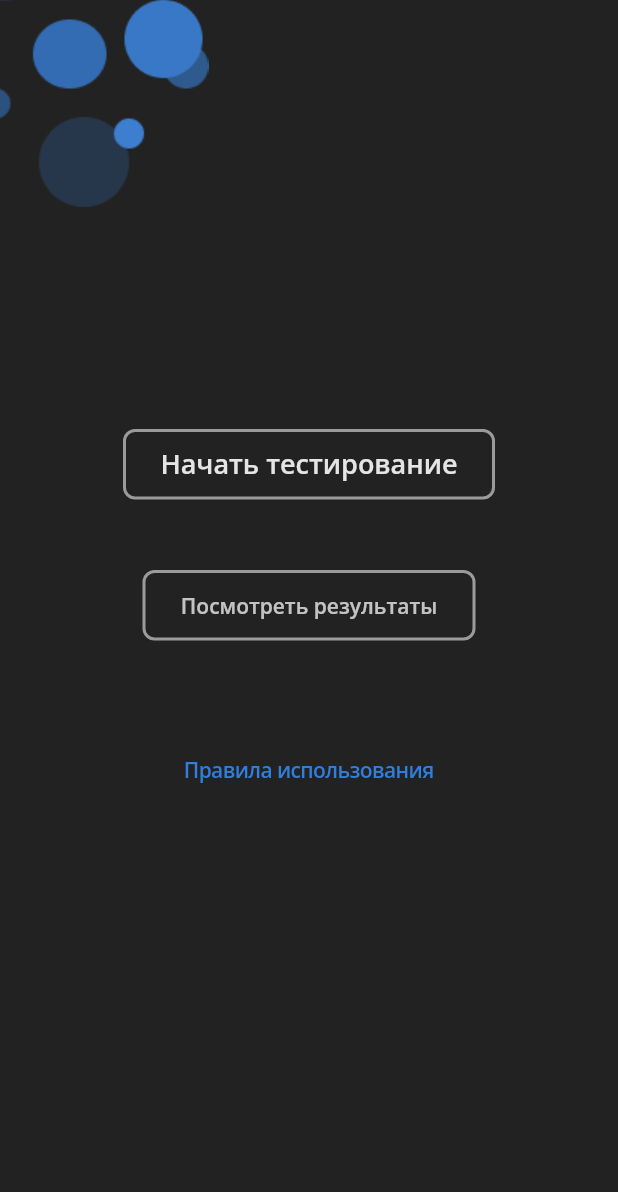
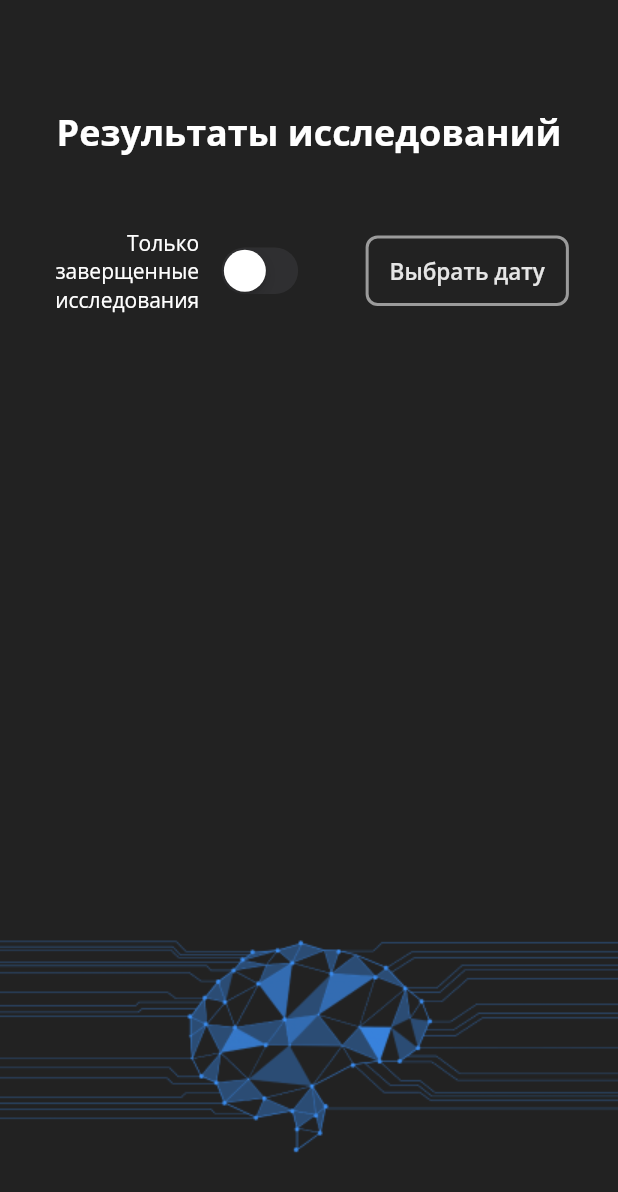
Before and after one commit to IrinaKhandogiy/neural_project, a Flutter app: the HomePage screen opened directly, after a tap on "Посмотреть результаты", on a phone screen of 412 x 824 dp. Shown: the top 1192 px of the screen. Run offline on Flutter 3.47's test engine with Material 2 defaults, Android fonts, the light colour scheme and no system bars; our stand-ins replace cloud_firestore, firebase_auth, firebase_core, google_fonts, shared_preferences; missing offline and left inert: dart:ffi; accounts and stored records are empty; project files that could hold a hidden picture were left out.

Commit message:
Экран вывода списка исследований

```diff
--- /dev/null
+++ b/lib/entities.dart
@@ -0,0 +1,28 @@
+import 'package:cloud_firestore/cloud_firestore.dart';
+
+class Result {
+  late Timestamp date;
+  late String file;
+  late String? comment;
+  late Experiment experiment;
+
+  Result(this.date, this.file, this.comment, this.experiment);
+}
+
+class Experiment {
+  late Timestamp date;
+  late User doctor;
+  late User user;
+  Timestamp? resultDate;
+  Experiment(this.date, this.doctor, this.user);
+}
+
+class User {
+  late String uid;
+  late String first_name;
+  late String last_name;
+  String? second_name;
+
+  User(this.uid, this.first_name, this.last_name, this.second_name);
+
+}
--- a/lib/home.dart
+++ b/lib/home.dart
@@ -1,6 +1,7 @@
 import 'package:flutter/cupertino.dart';
 import 'package:flutter/material.dart';
 import 'package:google_fonts/google_fonts.dart';
+import 'package:neural_project/results.dart';
 
 class HomePage extends StatefulWidget {
   const HomePage({Key? key, required this.title}) : super(key: key);
@@ -11,6 +12,11 @@ class HomePage extends StatefulWidget {
 }
 
 class _HomePageState extends State<HomePage> {
+
+  void _navigateToResultsScreen(BuildContext context) {
+    Navigator.of(context).push(MaterialPageRoute(builder: (context) => ResultsPage(title: 'Neural App | Results',)));
+  }
+
   @override
   Widget build(BuildContext context) {
     return Scaffold(
@@ -45,7 +51,7 @@ class _HomePageState extends State<HomePage> {
                     Container(
                       margin: const EdgeInsets.only(top: 46),
                       child: OutlinedButton(
-                        onPressed: () => {},
+                        onPressed: () => {_navigateToResultsScreen(context)},
                         child:  Text("Посмотреть результаты",
                             style: GoogleFonts.openSans(fontSize: 14, fontWeight: FontWeight.w600, color: const  Color.fromRGBO(255, 255, 255, 0.73))
                         ),
--- /dev/null
+++ b/lib/results.dart
@@ -0,0 +1,208 @@
+import 'dart:ffi';
+
+import 'package:cloud_firestore/cloud_firestore.dart';
+import 'package:firebase_auth/firebase_auth.dart';
+import 'package:flutter/cupertino.dart';
+import 'package:flutter/material.dart';
+import 'package:flutter/rendering.dart';
+import 'package:google_fonts/google_fonts.dart';
+import 'package:neural_project/entities.dart' as entities;
+import 'package:collection/collection.dart';
+import 'package:intl/intl.dart';
+
+
+class ResultsPage extends StatefulWidget {
+  const ResultsPage({Key? key, required this.title}) : super(key: key);
+  final String title;
+
+  @override
+  State<ResultsPage> createState() => _ResultsState();
+
+}
+
+class _ResultsState extends State<ResultsPage> {
+  final _experiments = <entities.Experiment>[];
+  final _collect_experiments = <entities.Experiment>[];
+  entities.User? _user;
+  bool loaded = true;
+  bool only_results = false;
+
+  @override
+  void initState()  {
+    super.initState();
+    getResults();
+  }
+
+  getResults() async {
+    var firestoreInstance = FirebaseFirestore.instance;
+    var userId = FirebaseAuth.instance.currentUser!.uid;
+    var user = await firestoreInstance.collection("users").where("uid", isEqualTo: userId).get();
+    _user = entities.User(user.docs[0].data()["uid"], user.docs[0].data()["first_name"], user.docs[0].data()["last_name"] ,user.docs[0].data()["second_name"]);
+    await firestoreInstance.collection("experiment")
+        .where("user", isEqualTo: user.docs[0].reference)
+        .get()
+        .then((value) => value.docs.forEach((element) {
+      var doctor;
+      element["doctor"].get().then((value) {
+        doctor = entities.User(
+            value["uid"], value["first_name"], value["last_name"],
+            value["second_name"]);
+        _experiments.add(entities.Experiment(element["date"], doctor, _user!));
+      });
+    }
+    ));
+    await firestoreInstance.collection("result").get().then((value) => value.docs.forEach((element) {
+      element["experiment"].get().then((value) {
+        setResultDates(value);
+      });
+    }));
+    loaded = false;
+    setState(() {
+    });
+  }
+
+  setResultDates(value) {
+    var experiment  = _experiments.firstWhereOrNull((element) => element.date == value["date"]);
+    if (null != experiment ) {
+      experiment.resultDate = value["date"];
+      setState(() {
+
+      });
+    }
+  }
+
+  filterResults(bool set_filter) {
+    only_results = set_filter;
+    if(set_filter) {
+      _collect_experiments.clear();
+      _collect_experiments.addAll(_experiments);
+      _experiments.clear();
+      _experiments.addAll(_collect_experiments.where((element) => element.resultDate!=null));
+    } else {
+      _experiments.clear();
+      _experiments.addAll(_collect_experiments);
+    }
+
+  }
+
+  @override
+  Widget build(BuildContext context) {
+    if(loaded) {
+      return const Scaffold(
+          backgroundColor: const Color(0xFF222222),
+          body: Center(
+            child: CircularProgressIndicator(color: Color(0xFF307EDE),),
+          )
+      );
+    }
+    return Scaffold(
+      resizeToAvoidBottomInset: false,
+      backgroundColor: const Color(0xFF222222),
+      body: Stack(
+          children: [
+            Positioned(child: Image.asset("assets/background_image.png"), bottom: 49,),
+            Container(
+            width: MediaQuery.of(context).size.width,
+            height: MediaQuery.of(context).size.height,
+              child: Column(
+                crossAxisAlignment: CrossAxisAlignment.center,
+                children: [
+                  Container(
+                    margin: const EdgeInsets.only(top: 71, bottom: 48),
+                    child: Text(
+                      "Результаты исследований",
+                      style: GoogleFonts.openSans(fontWeight: FontWeight.w700, fontSize: 24, color: Colors.white),
+                    ),
+                  ),
+                  Row(
+                    mainAxisAlignment: MainAxisAlignment.center,
+                    children: [
+                      Container(
+                        width: 100,
+                        margin: const EdgeInsets.only(right: 11),
+                        child: Text(
+                          "Только заверщенные исследования",
+                          style: GoogleFonts.openSans(fontWeight: FontWeight.w400, fontSize: 14, color: Colors.white),
+                          textAlign: TextAlign.end,
+                        ),
+                      ),
+                      CupertinoSwitch(value: only_results, onChanged: (change) { filterResults(change) ; setState(() {
+
+                      });  }, activeColor: const Color(0xFF3D7ECE),),
+                      Container(
+                        margin: const EdgeInsets.only(left: 41),
+                        child: ButtonTheme(
+                            minWidth: 157,
+                            height: 41,
+                            child: OutlinedButton(
+                              onPressed: () => {},
+                              style: OutlinedButton.styleFrom(
+                                minimumSize: const Size(118, 47),
+                                side: const BorderSide(
+                                    color: Color.fromRGBO(229, 229, 229, 0.62),
+                                    width: 2,
+                                    style: BorderStyle.solid
+                                ),
+                                shape: const RoundedRectangleBorder(borderRadius: BorderRadius.all(Radius.circular(8))),
+                              ),
+                              child: Text(
+                                "Выбрать дату",
+                                style: GoogleFonts.openSans(fontSize: 15, fontWeight: FontWeight.w600, color: const Color(0xFFE5E5E5)),
+                              ),
+                            )
+                        ),
+                      )
+                    ],
+                  ),
+                  Container(
+                    height: MediaQuery.of(context).size.height - 258,
+                      width: MediaQuery.of(context).size.width - 72,
+                  child: ListView.builder(
+                    scrollDirection: Axis.vertical,
+                    itemCount: _experiments.length,
+                      itemBuilder: (context, index) {
+                    return Container(
+                      padding: EdgeInsets.only(left: 22, right: 11),
+                      height: 80,
+                      margin: const EdgeInsets.only(top: 39),
+                      decoration: const BoxDecoration(
+                        color: Colors.white,
+                        borderRadius: BorderRadius.all(Radius.circular(16)),
+                      ),
+                      child: Row(
+                        mainAxisAlignment: MainAxisAlignment.center,
+                        children: [
+                          Column(
+                            crossAxisAlignment: CrossAxisAlignment.start,
+                            mainAxisAlignment: MainAxisAlignment.center,
+                            children: [
+                              Text(
+                                DateFormat("dd.MM.yyyy").format(DateTime.fromMillisecondsSinceEpoch(_experiments[index].date.millisecondsSinceEpoch)),
+                                style: GoogleFonts.openSans(fontSize: 12, color: const Color(0xFF434343)),
+                              ),
+                              Container(
+                                margin: EdgeInsets.only(top: 6),
+                                child: Text(
+                                  "Врач ${_experiments[index].doctor.first_name} ${_experiments[index].doctor.last_name}",
+                                  style: GoogleFonts.openSans(fontSize: 14, fontWeight: FontWeight.w600, color: Colors.black),
+                                ),
+                              )
+                            ],
+                          ),
+                          Spacer(),
+                          Text(
+                            _experiments[index].resultDate==null? "Результат\n не готов": "Результат от\n ${DateFormat("dd.MM.yyyy").format(DateTime.fromMillisecondsSinceEpoch(_experiments[index].resultDate!.millisecondsSinceEpoch))}",
+                            style: GoogleFonts.openSans(color: Color(0xFF5A5A5A), fontSize:  _experiments[index].resultDate==null? 15: 13, fontWeight: FontWeight.w600),
+                          )
+                        ],
+                      ),
+                    );
+                  })
+                  ),
+                ],
+              ),
+
+    )])
+    );
+  }
+}
--- a/pubspec.yaml
+++ b/pubspec.yaml
@@ -38,6 +38,7 @@ dependencies:
 
   # Add the dependencies for any other Firebase products you want to use in your app
   # For example, to use Firebase Authentication and Cloud Firestore
+  intl: ^0.17.0
   firebase_auth: ^3.3.9
   cloud_firestore: ^3.1.10
   shared_preferences: ^2.0.13
```
Also changed, not shown: lib/main.dart (+3 -6 lines), pubspec.lock, 1 other file.
